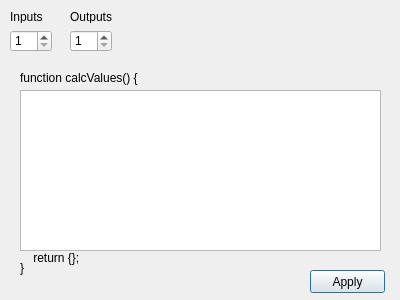
The window that Application/Logic_Gate_Simulator/Dialogs/dlg_configurefpga.ui (ElliotHarding/Logic-Gate-Simulator) describes before a commit, drawn with Qt 5.
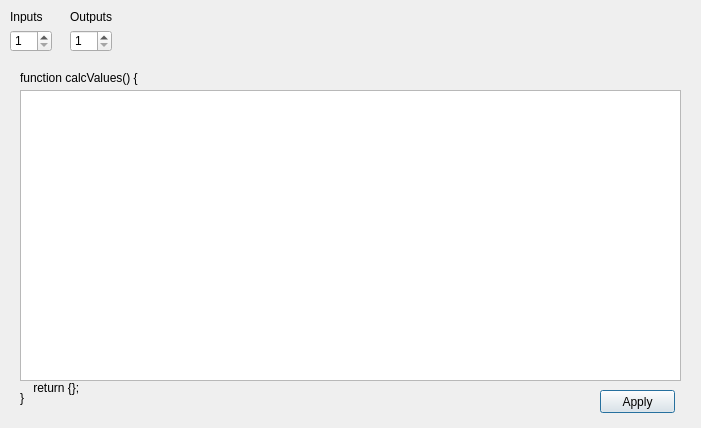
The same window after the commit.

```diff
--- a/Application/Logic_Gate_Simulator/Dialogs/dlg_configurefpga.ui
+++ b/Application/Logic_Gate_Simulator/Dialogs/dlg_configurefpga.ui
@@ -6,8 +6,8 @@
    <rect>
     <x>0</x>
     <y>0</y>
-    <width>400</width>
-    <height>300</height>
+    <width>701</width>
+    <height>428</height>
    </rect>
   </property>
   <property name="windowTitle">
@@ -76,16 +76,16 @@
     <rect>
      <x>20</x>
      <y>90</y>
-     <width>361</width>
-     <height>161</height>
+     <width>661</width>
+     <height>291</height>
     </rect>
    </property>
   </widget>
   <widget class="QPushButton" name="btn_setScript">
    <property name="geometry">
     <rect>
-     <x>310</x>
-     <y>270</y>
+     <x>600</x>
+     <y>390</y>
      <width>75</width>
      <height>23</height>
     </rect>
@@ -111,7 +111,7 @@
    <property name="geometry">
     <rect>
      <x>20</x>
-     <y>250</y>
+     <y>380</y>
      <width>361</width>
      <height>16</height>
     </rect>
@@ -124,7 +124,7 @@
    <property name="geometry">
     <rect>
      <x>20</x>
-     <y>260</y>
+     <y>390</y>
      <width>361</width>
      <height>16</height>
     </rect>
```
